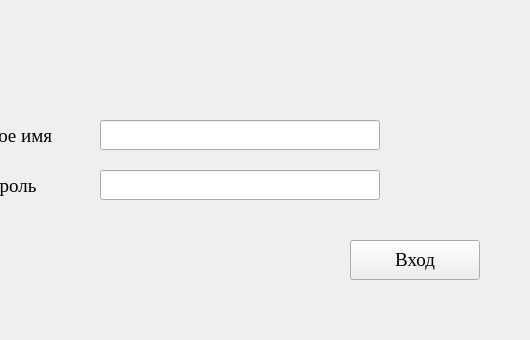
Qt form ExamClient/AuthenticationWindow.ui (Half-dirty/ExamSem) before a commit; both pictures show x 270 to 800 and y 260 to 600 of the 800 by 600 pixel window.
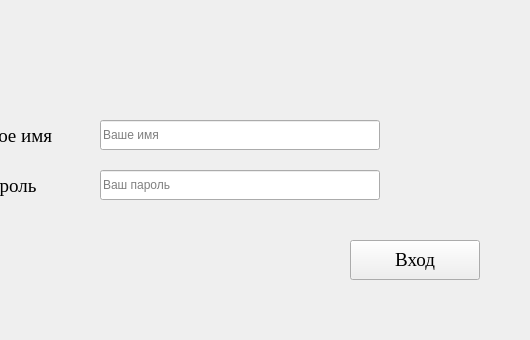
The same form after that commit. Icons and pictures are not drawn.

Commit message: Add final updates: new client/server features (password change, filters, multiperson)

```diff
--- a/ExamClient/AuthenticationWindow.ui
+++ b/ExamClient/AuthenticationWindow.ui
@@ -66,6 +66,9 @@
      <height>30</height>
     </rect>
    </property>
+   <property name="placeholderText">
+    <string>Ваше имя</string>
+   </property>
   </widget>
   <widget class="QLineEdit" name="passwordEdit">
    <property name="geometry">
@@ -76,6 +79,12 @@
      <height>30</height>
     </rect>
    </property>
+   <property name="echoMode">
+    <enum>QLineEdit::EchoMode::Password</enum>
+   </property>
+   <property name="placeholderText">
+    <string>Ваш пароль</string>
+   </property>
   </widget>
   <widget class="QLabel" name="label">
    <property name="geometry">
```
The commit also changes 144 other files.
